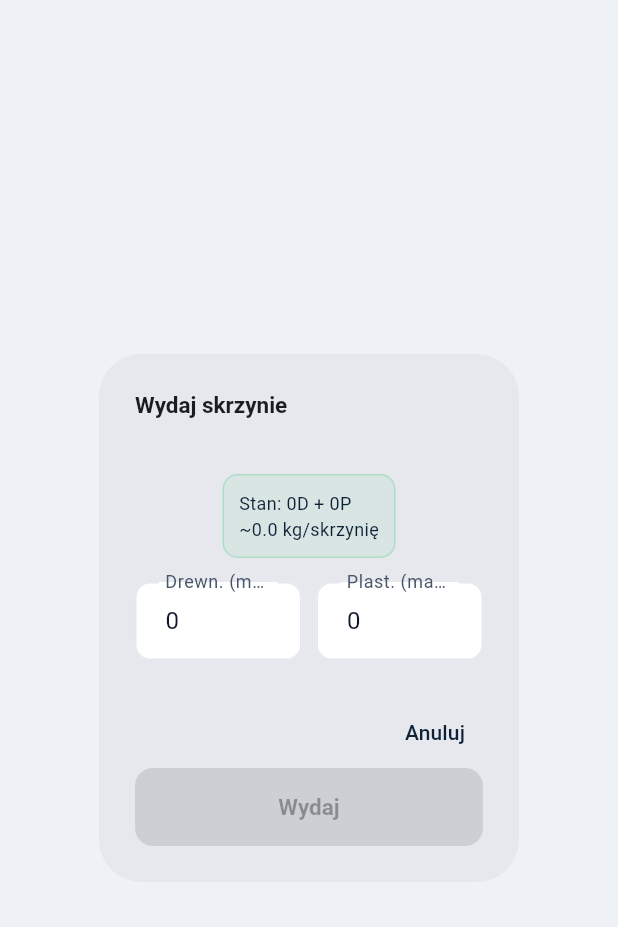
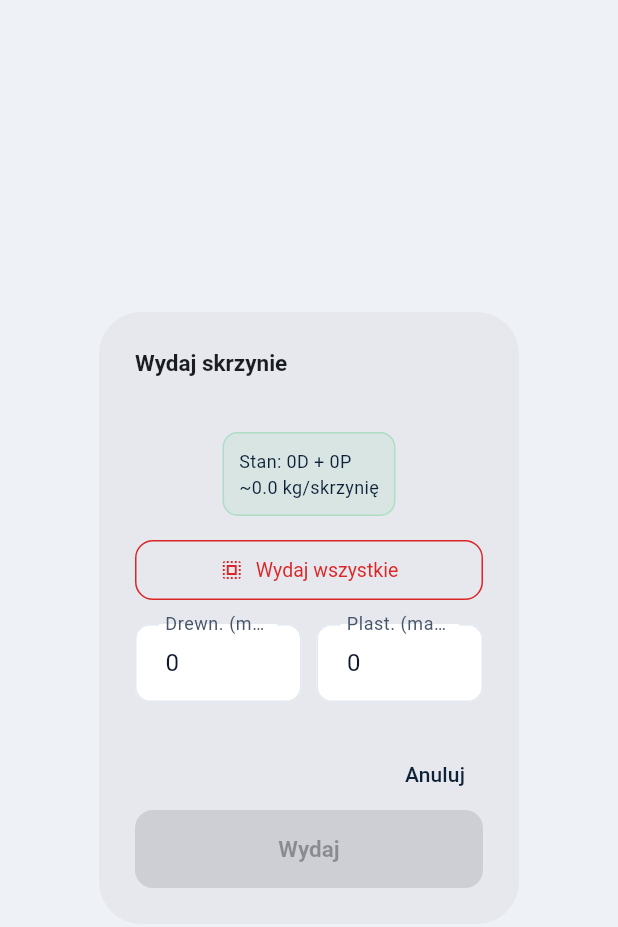
Before and after one commit to piotrgazdambf/wazenie_app, a Flutter app: the _ZdejmijDialog widget shown alone on an empty page, opened directly with empty values, on a phone screen of 412 x 824 dp. Shown: the top 927 px of the screen. Run offline on Flutter 3.47's test engine with Material 3 defaults, Android fonts, the phone set to English and light mode, and no system bars; our stand-ins replace cloud_firestore, connectivity_plus, firebase_core, firebase_remote_config, flutter_riverpod, go_router and 6 more; accounts and stored records are empty; key blocks and very long unbroken strings in the code were emptied for the run.

Commit message:
feat: przycisk Wydaj wszystkie w dialogu zdejmowania skrzyn

```diff
--- a/lib/features/skrzynie/skrzynie_screen.dart
+++ b/lib/features/skrzynie/skrzynie_screen.dart
@@ -684,7 +684,25 @@ class _ZdejmijDialogState extends State<_ZdejmijDialog> {
               style: const TextStyle(fontSize: 12, color: AppTheme.primaryDark),
             ),
           ),
-          const SizedBox(height: 16),
+          const SizedBox(height: 12),
+          SizedBox(
+            width: double.infinity,
+            child: OutlinedButton.icon(
+              icon: const Icon(Icons.select_all, size: 16),
+              label: const Text('Wydaj wszystkie'),
+              onPressed: () => setState(() {
+                _drewCtrl.text  = s.drewRemaining.toString();
+                _plastCtrl.text = s.plastRemaining.toString();
+              }),
+              style: OutlinedButton.styleFrom(
+                foregroundColor: AppTheme.errorRed,
+                side: const BorderSide(color: AppTheme.errorRed),
+                padding: const EdgeInsets.symmetric(vertical: 8),
+                textStyle: const TextStyle(fontSize: 13),
+              ),
+            ),
+          ),
+          const SizedBox(height: 12),
           Row(children: [
             Expanded(child: TextFormField(
               controller: _drewCtrl,
```
